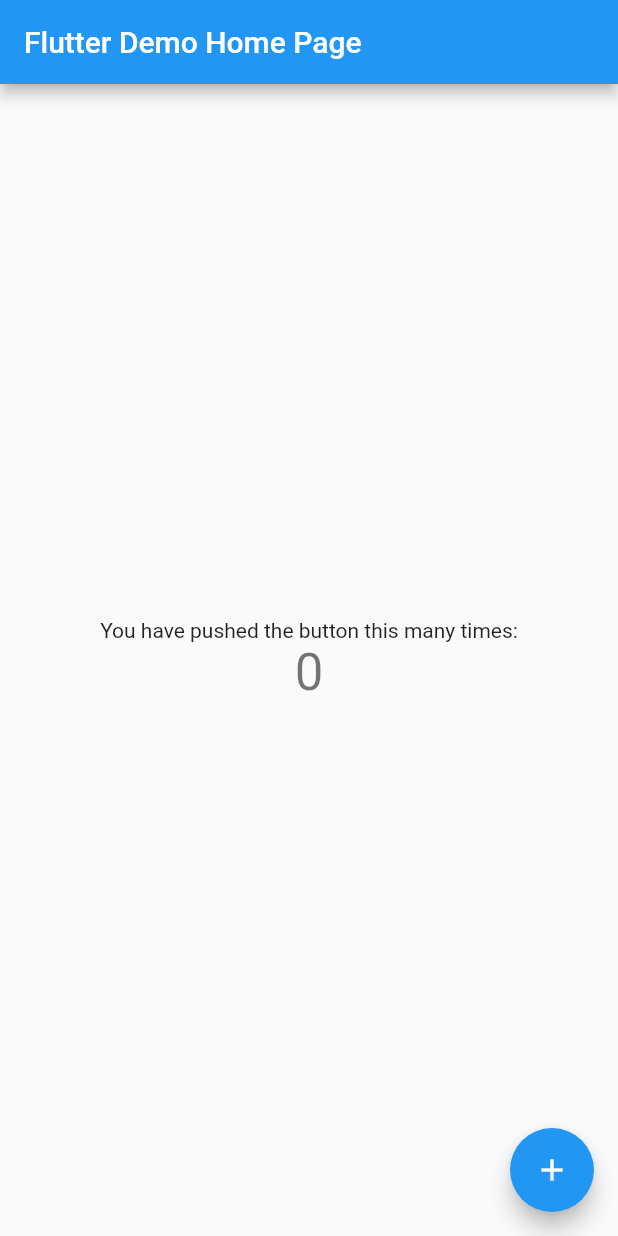
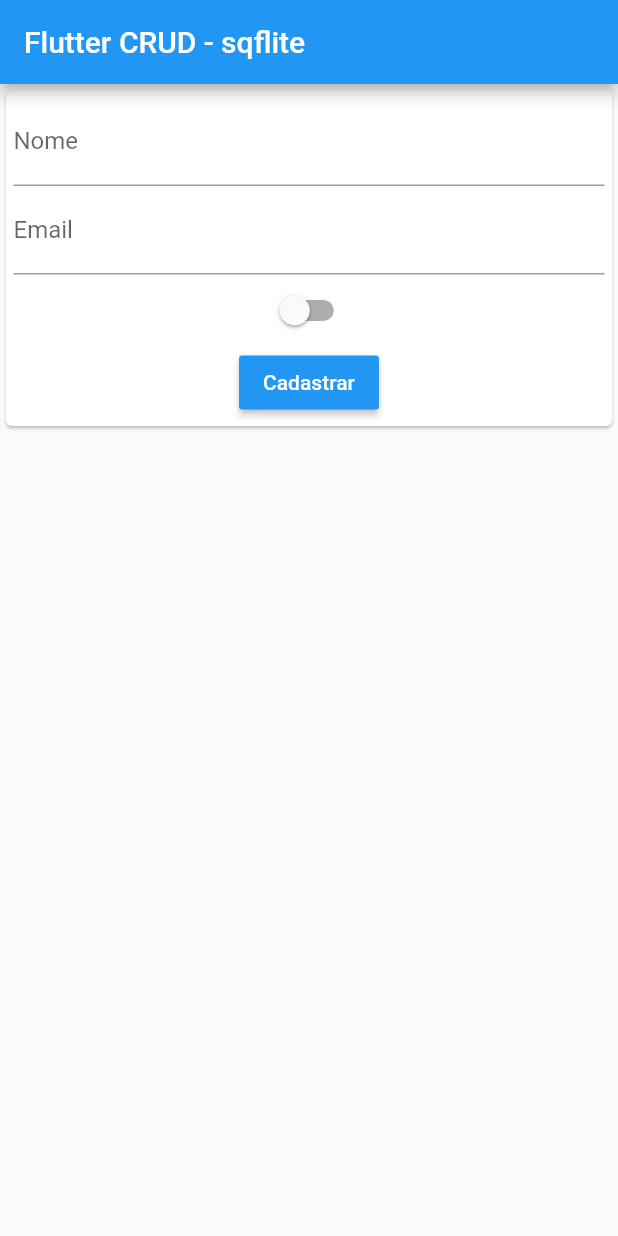
Before and after one commit to luicesar/flutter_sqlite, a Flutter app: the screen it shows after launch, on a phone screen of 412 x 824 dp. Run offline on Flutter 3.47's test engine with Material 2 defaults, Android fonts, the phone set to English and light mode, and no system bars; our stand-ins replace flutter_slidable, sqflite; accounts and stored records are empty.

Commit message:
CRUD Flutter - SQLite

```diff
--- /dev/null
+++ b/lib/formUser.dart
@@ -0,0 +1,86 @@
+import 'package:flutter/material.dart';
+import 'package:flutter_sqlite/utils/connection.dart';
+
+class FormUser extends StatefulWidget {
+  var onSaved;
+  FormUser({Key key, this.onSaved}) : super(key: key);
+
+  @override
+  _FormUserState createState() => _FormUserState();
+}
+
+class _FormUserState extends State<FormUser> {
+  final _formKey = GlobalKey<FormState>();
+  Map<String, dynamic> _formData = {'enabled': false};
+
+  @override
+  Widget build(BuildContext context) {
+    return Card(
+      child: Form(
+        key: _formKey,
+        child: Container(
+          padding: EdgeInsets.all(5),
+          child: Column(
+            children: <Widget>[
+              TextFormField(
+                  decoration: InputDecoration(labelText: 'Nome'),
+                  validator: (value) {
+                    if (value.isEmpty) {
+                      return 'Este campo é obrigatório';
+                    }
+                  },
+                  onSaved: (value) {
+                    _formData['name'] = value;
+                  }),
+              TextFormField(
+                  decoration: InputDecoration(labelText: 'Email'),
+                  validator: (value) {
+                    if (value.isEmpty) {
+                      return 'Este campo é obrigatório';
+                    }
+                  },
+                  onSaved: (value) {
+                    _formData['email'] = value;
+                  }),
+              Switch(
+                value: _formData['enabled'],
+                onChanged: (value) {
+                  _formData['enabled'] = value;
+                },
+              ),
+              RaisedButton(
+                color: Colors.blue,
+                child: Text(
+                  'Cadastrar',
+                  style: TextStyle(color: Colors.white),
+                ),
+                onPressed: () {
+                  if (_formKey.currentState.validate()) {
+                    _formKey.currentState.save();
+                    _insertData();
+                    _formKey.currentState.reset();
+                  }
+                },
+              ),
+            ],
+          ),
+        ),
+      ),
+    );
+  }
+
+  _insertData() async {
+    var data = [
+      _formData['name'],
+      _formData['email'],
+      _formData['enabled'],
+    ];
+
+    var database = await SqliteDB.connect();
+    database.transaction((txn) async {
+      int id = await txn.rawInsert(
+          'INSERT INTO users (name, email, enabled) VALUES (?, ?, ?)', data);
+      widget.onSaved();
+    });
+  }
+}
--- /dev/null
+++ b/lib/listUsers.dart
@@ -0,0 +1,72 @@
+import 'package:flutter/material.dart';
+import 'package:flutter_slidable/flutter_slidable.dart';
+import 'package:flutter_sqlite/utils/connection.dart';
+import 'package:flutter_sqlite/formEditUser.dart';
+
+class ListUsers extends StatefulWidget {
+  List users;
+  var onChange;
+  ListUsers({Key key, this.users, this.onChange}) : super(key: key);
+
+  @override
+  _ListUsersState createState() => _ListUsersState();
+}
+
+class _ListUsersState extends State<ListUsers> {
+  @override
+  Widget build(BuildContext context) {
+    List _users = widget.users;
+
+    return Expanded(
+      child: ListView.builder(
+        itemCount: _users.length,
+        itemBuilder: (context, index) {
+          return Slidable(
+            delegate: SlidableBehindDelegate(),
+            child: Container(
+              color: Colors.white,
+              child: ListTile(
+                title: Text(_users[index]['name']),
+                subtitle: Text(_users[index]['email']),
+              ),
+            ),
+            secondaryActions: <Widget>[
+              IconSlideAction(
+                caption: 'Editar',
+                color: Colors.blue,
+                icon: Icons.edit,
+                onTap: () {
+                  showDialog(
+                      context: context,
+                      builder: (BuildContext context) {
+                        return AlertDialog(
+                          title: Text('Editando usuário'),
+                          content: FormEditUser(
+                              initialData: _users[index],
+                              onChange: () {
+                                widget.onChange();
+                              }),
+                        );
+                      });
+                },
+              ),
+              IconSlideAction(
+                caption: 'Remove',
+                color: Colors.red,
+                icon: Icons.delete,
+                onTap: () {
+                  SqliteDB.connect().then((database) {
+                    return database.rawDelete(
+                        'DELETE FROM users WHERE id=?', [_users[index]['id']]);
+                  }).then((data) {
+                    widget.onChange();
+                  });
+                },
+              )
+            ],
+          );
+        },
+      ),
+    );
+  }
+}
--- a/lib/main.dart
+++ b/lib/main.dart
@@ -1,41 +1,26 @@
 import 'package:flutter/material.dart';
+import 'package:flutter_sqlite/utils/connection.dart';
+import 'package:flutter_sqlite/formUser.dart';
+import 'package:flutter_sqlite/listUsers.dart';
+import 'package:sqflite/sqflite.dart';
 
 void main() => runApp(MyApp());
 
 class MyApp extends StatelessWidget {
-  // This widget is the root of your application.
   @override
   Widget build(BuildContext context) {
     return MaterialApp(
       title: 'Flutter Demo',
       theme: ThemeData(
-        // This is the theme of your application.
-        //
-        // Try running your application with "flutter run". You'll see the
-        // application has a blue toolbar. Then, without quitting the app, try
-        // changing the primarySwatch below to Colors.green and then invoke
-        // "hot reload" (press "r" in the console where you ran "flutter run",
-        // or simply save your changes to "hot reload" in a Flutter IDE).
-        // Notice that the counter didn't reset back to zero; the application
-        // is not restarted.
         primarySwatch: Colors.blue,
       ),
-      home: MyHomePage(title: 'Flutter Demo Home Page'),
+      home: MyHomePage(title: 'Flutter CRUD - sqflite'),
     );
   }
 }
 
 class MyHomePage extends StatefulWidget {
   MyHomePage({Key key, this.title}) : super(key: key);
-
-  // This widget is the home page of your application. It is stateful, meaning
-  // that it has a State object (defined below) that contains fields that affect
-  // how it looks.
-
-  // This class is the configuration for the state. It holds the values (in this
-  // case the title) provided by the parent (in this case the App widget) and
-  // used by the build method of the State. Fields in a Widget subclass are
-  // always marked "final".
 
   final String title;
 
@@ -44,68 +29,50 @@ class MyHomePage extends StatefulWidget {
 }
 
 class _MyHomePageState extends State<MyHomePage> {
-  int _counter = 0;
+  Database _database;
+  List _users = [];
 
-  void _incrementCounter() {
-    setState(() {
-      // This call to setState tells the Flutter framework that something has
-      // changed in this State, which causes it to rerun the build method below
-      // so that the display can reflect the updated values. If we changed
-      // _counter without calling setState(), then the build method would not be
-      // called again, and so nothing would appear to happen.
-      _counter++;
-    });
+  void initState() {
+    getUsers();
   }
 
   @override
   Widget build(BuildContext context) {
-    // This method is rerun every time setState is called, for instance as done
-    // by the _incrementCounter method above.
-    //
-    // The Flutter framework has been optimized to make rerunning build methods
-    // fast, so that you can just rebuild anything that needs updating rather
-    // than having to individually change instances of widgets.
+    SqliteDB.connect().then((database) {
+      return database.rawQuery('select * from users');
+    }).then((data) {
+      print(data);
+    });
+
     return Scaffold(
       appBar: AppBar(
-        // Here we take the value from the MyHomePage object that was created by
-        // the App.build method, and use it to set our appbar title.
         title: Text(widget.title),
       ),
-      body: Center(
-        // Center is a layout widget. It takes a single child and positions it
-        // in the middle of the parent.
-        child: Column(
-          // Column is also a layout widget. It takes a list of children and
-          // arranges them vertically. By default, it sizes itself to fit its
-          // children horizontally, and tries to be as tall as its parent.
-          //
-          // Invoke "debug painting" (press "p" in the console, choose the
-          // "Toggle Debug Paint" action from the Flutter Inspector in Android
-          // Studio, or the "Toggle Debug Paint" command in Visual Studio Code)
-          // to see the wireframe for each widget.
-          //
-          // Column has various properties to control how it sizes itself and
-          // how it positions its children. Here we use mainAxisAlignment to
-          // center the children vertically; the main axis here is the vertical
-          // axis because Columns are vertical (the cross axis would be
-          // horizontal).
-          mainAxisAlignment: MainAxisAlignment.center,
-          children: <Widget>[
-            Text(
-              'You have pushed the button this many times:',
-            ),
-            Text(
-              '$_counter',
-              style: Theme.of(context).textTheme.display1,
-            ),
-          ],
-        ),
+      body: Column(
+        children: <Widget>[
+          FormUser(
+            onSaved: () {
+              getUsers();
+            },
+          ),
+          ListUsers(
+              users: _users,
+              onChange: () {
+                getUsers();
+              }),
+        ],
       ),
-      floatingActionButton: FloatingActionButton(
-        onPressed: _incrementCounter,
-        tooltip: 'Increment',
-        child: Icon(Icons.add),
-      ), // This trailing comma makes auto-formatting nicer for build methods.
     );
   }
+
+  getUsers() {
+    SqliteDB.connect().then((database) {
+      _database = database;
+      _database.rawQuery('select * from users').then((data) {
+        setState(() {
+          _users = data;
+        });
+      });
+    });
+  }
 }
--- a/pubspec.yaml
+++ b/pubspec.yaml
@@ -24,6 +24,7 @@ dependencies:
   # Use with the CupertinoIcons class for iOS style icons.
   cupertino_icons: ^0.1.2
   sqflite: ^1.3.0
+  flutter_slidable: ^0.4.9
 
 dev_dependencies:
   flutter_test:
```
Also changed, not shown: lib/formEditUser.dart (added, +93 -0 lines), pubspec.lock.
